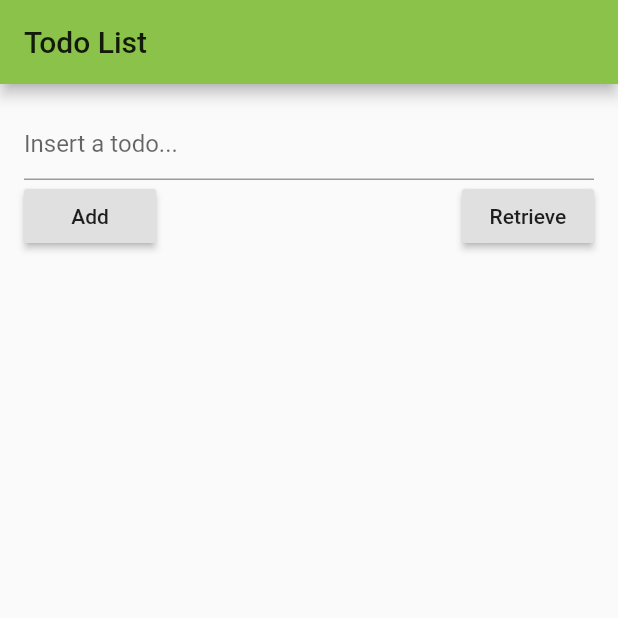
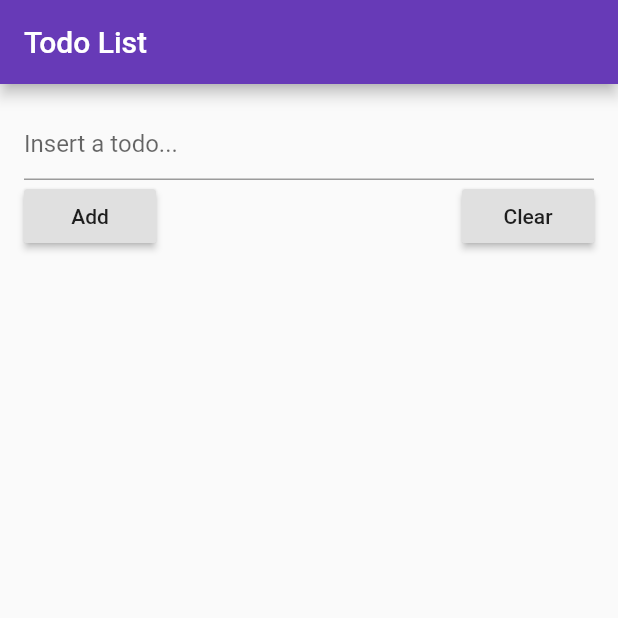
Before and after one commit to leonardoaugustodev/flutter-todo, a Flutter app: the screen it shows after launch, on a phone screen of 412 x 824 dp, the top half of it. Run offline on Flutter 3.47's test engine with Material 2 defaults, Android fonts, the phone set to English and light mode, and no system bars.

Commit message:
Add clear button and change the readme

```diff
--- a/lib/main.dart
+++ b/lib/main.dart
@@ -11,7 +11,7 @@ class MyApp extends StatelessWidget {
     return MaterialApp(
         title: 'Startup Name Generator',
         theme: ThemeData(
-          primaryColor: Colors.lightGreen,
+          primaryColor: Colors.deepPurple,
         ),
         home: Todo());
   }
@@ -101,9 +101,12 @@ class TodoState extends State<Todo> {
                     child: Text('Add')),
                 RaisedButton(
                     onPressed: () {
-                      loadData();
+                      // loadData(); To retrieve from WS
+                      setState(() {
+                        todoList.clear();
+                      });
                     },
-                    child: Text('Retrieve'))
+                    child: Text('Clear'))
               ],
             ),
           ],
```
Also changed, not shown: 1 other file.
